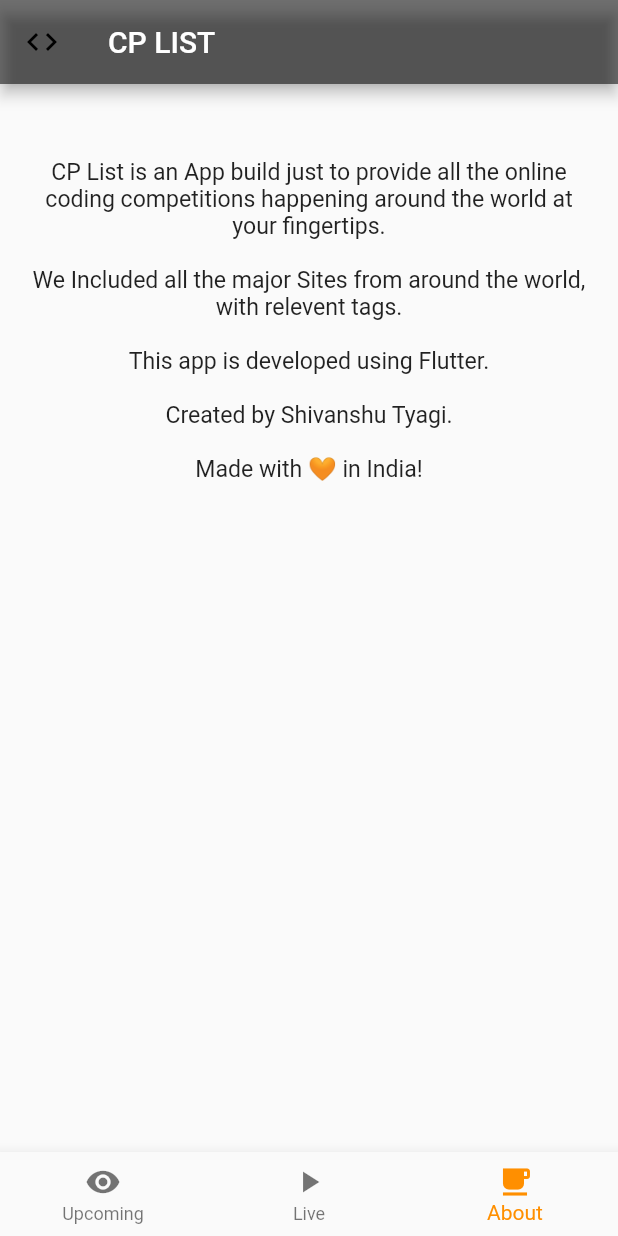
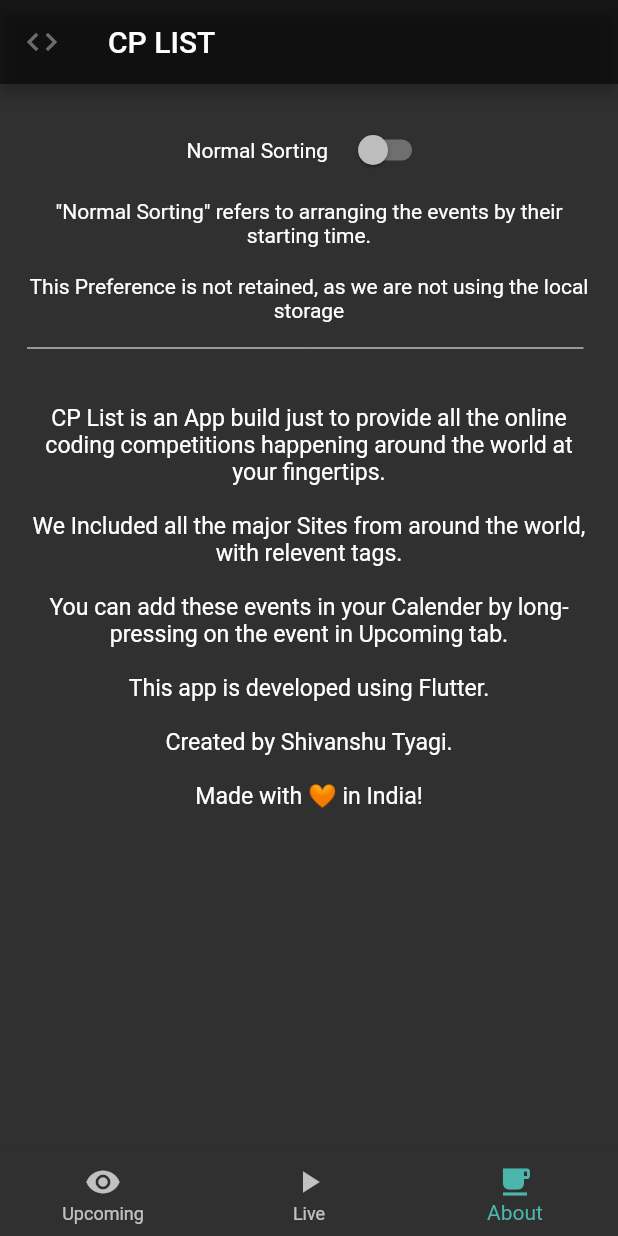
Before and after one commit to spazewalker/cp_list, a Flutter app: the screen it shows after launch, item 3 of the bottom bar chosen, on a phone screen of 412 x 824 dp. Run offline on Flutter 3.47's test engine with Material 2 defaults, Android fonts, the phone set to English and light mode, and no system bars; our stand-ins replace firebase_analytics, firebase_messaging; missing offline and left inert: add_2_calendar; accounts and stored records are empty; network calls fail.

Commit message:
Final version

```diff
--- a/lib/data.dart
+++ b/lib/data.dart
@@ -3,21 +3,8 @@ import 'dart:ui';
 import 'package:flutter/material.dart';
 import 'package:http/http.dart' as http;
 import 'package:url_launcher/url_launcher.dart';
-// import 'package:pull_to_refresh/pull_to_refresh.dart';
+import 'package:add_2_calendar/add_2_calendar.dart';
 
-
-@immutable
-class Message {
-  final String title;
-  final String body;
-
-  const Message({
-    @required this.title,
-    @required this.body,
-  });
-}
-
-String sortMethod = "sites";
 
 class DataLoader {
   String _url =
@@ -77,7 +64,7 @@ class Contest {
       this.end = DateTime.tryParse(jsonMap["end"]);
       this.duration = DateTime.tryParse(jsonMap["duration"]);
     } catch (e) {
-      print(e);
+      // print(e);
     }
     if (DateTime.now().compareTo(this.start) > 0) {
       this.isLive = true;
@@ -90,6 +77,14 @@ class Contest {
       this.color = Colors.brown.shade300;
     else if (this.site == 'hackerearth.com')
       this.color = Colors.indigo.shade300;
+    else if (this.site == 'spoj.com')
+      this.color = Colors.deepOrange.shade100;
+    else if (this.site == 'ctftime.org')
+      this.color = Colors.grey.shade400;
+    else if (this.site == 'e-olymp.com')
+      this.color = Colors.cyan.shade500;
+    else if (this.site == 'projecteuler.net')
+      this.color = Colors.purpleAccent.shade200;
     else if (this.site == 'codeforces.com')
       this.color = Colors.red.shade300;
     else if (this.site == 'codingcompetitions.withgoogle.com') {
@@ -106,6 +101,8 @@ class Contests {
   List<Contest> events;
   List<Contest> liveEvents;
   List<Contest> upcomingEvents;
+  List<Contest> l=[];
+  List<Contest> u=[];
 
   List<Contest> topcoder = [],
       codechef = [],
@@ -113,13 +110,21 @@ class Contests {
       codeforces = [],
       google = [],
       kaggle = [],
-      other = [];
-  List<Contest> topcoderl = [],
+      ctftime = [],
+      spoj = [],
+      eolymp = [],
+      other = [],
+      topcoderl = [],
       codechefl = [],
+      pe = [],
       hackerearthl = [],
       codeforcesl = [],
       googlel = [],
       kagglel = [],
+      ctftimel = [],
+      spojl = [],
+      pel = [],
+      eolympl = [],
       otherl = [];
 
   Contests.fromJson(String jsonStr) {
@@ -129,6 +134,8 @@ class Contests {
     final _objects = _map['objects'];
     for (var i = 0; i < this.meta.total_count; i++) {
       this.events.add(new Contest.fromJson(_objects[i]));
+      if(this.events.last.isLive){this.l.add(this.events.last);}
+      if(!this.events.last.isLive){this.u.add(this.events.last);}
     }
     for (var i = 0; i < meta.total_count; i++) {
       if (events[i].isLive == false) {
@@ -144,6 +151,14 @@ class Contests {
           codeforces.add(events[i]);
         else if (events[i].site == 'Google')
           google.add(events[i]);
+        else if (events[i].site == 'ctftime.org')
+          ctftime.add(events[i]);
+        else if (events[i].site == 'spoj.com')
+          spoj.add(events[i]);
+        else if (events[i].site == 'projecteuler.net')
+          pe.add(events[i]);
+        else if (events[i].site == 'e-olymp.com')
+          eolymp.add(events[i]);
         else
           other.add(events[i]);
       } else {
@@ -159,6 +174,14 @@ class Contests {
           codeforcesl.add(events[i]);
         else if (events[i].site == 'Google')
           googlel.add(events[i]);
+        else if (events[i].site == 'ctftime.org')
+          ctftimel.add(events[i]);
+        else if (events[i].site == 'spoj.com')
+          spojl.add(events[i]);
+        else if (events[i].site == 'projecteuler.net')
+          pel.add(events[i]);
+        else if (events[i].site == 'e-olymp.com')
+          eolympl.add(events[i]);
         else
           otherl.add(events[i]);
       }
@@ -169,6 +192,10 @@ class Contests {
         codechef +
         topcoder +
         kaggle +
+        ctftime+
+        spoj+
+        pe+
+        eolymp+
         other;
     liveEvents = codeforcesl +
         googlel +
@@ -176,28 +203,18 @@ class Contests {
         codechefl +
         topcoderl +
         kagglel +
+        ctftimel+
+        spojl+
+        pel+
+        eolympl+
         otherl;
   }
 }
 
-  // logNotification(Contest contest) async {
-  //   await analytics.logEvent(
-  //     name: 'Notification',
-  //     parameters: <String, dynamic>{
-  //       'Message': 'user wants notification for this',
-  //       'time': contest.start,
-  //       'link' : contest.href,
-  //       'name' : contest.event,
-  //     },
-  //   );
-  // }
-
-// final FirebaseAnalytics analytics;
-
-Card element(Contest contest) {
+Card elementl(Contest contest) {
   return Card(
     elevation: 2.0,
-    color: Colors.white,
+    color: Colors.black45,
     child: OutlineButton(
       onPressed: () async {
         String url = contest.href;
@@ -208,7 +225,59 @@ Card element(Contest contest) {
           throw 'Could not launch $url';
         }
       },
-      // onLongPress: logNotification(contest) ,
+      onLongPress: (){
+        final Event event = Event(
+            title: contest.event,
+            description: 'Coding Compitition added by cp_list app.',
+            location: contest.href,
+            startDate: contest.start,
+            endDate: contest.end,
+          );
+      Add2Calendar.addEvent2Cal(event);
+      } ,
+      child: Column(
+        mainAxisSize: MainAxisSize.min,
+        children: <Widget>[
+          ListTile(
+            contentPadding: EdgeInsets.all(10),
+            leading: Icon(Icons.laptop_mac),
+            title: Text(contest.event,textScaleFactor: 1.1,),
+          ),
+          ListTile(
+            title: Text(getStringtoPrintl(contest)),
+            trailing: Container(
+              decoration: BoxDecoration(
+                  color: contest.color,
+                  borderRadius: BorderRadius.all(Radius.circular(20))),
+              padding: EdgeInsets.all(5),
+              child: Text(
+                contest.site,
+                softWrap: false,
+                style: TextStyle(color: Colors.black),
+                textScaleFactor: 0.8,
+              ),
+            ),
+          ),
+        ],
+      ),
+    ),
+  );
+}
+
+Card element(Contest contest) {
+  return Card(
+    elevation: 2.0,
+    color: Colors.black45,
+    child: OutlineButton(
+      onPressed: () async {
+        String url = contest.href;
+
+        if (await canLaunch(url)) {
+          await launch(url, forceSafariVC: false);
+        } else {
+          throw 'Could not launch $url';
+        }
+      },
       child: Column(
         mainAxisSize: MainAxisSize.min,
         children: <Widget>[
@@ -227,6 +296,7 @@ Card element(Contest contest) {
               child: Text(
                 contest.site,
                 softWrap: false,
+                style: TextStyle(color: Colors.black),
                 textScaleFactor: 0.8,
               ),
             ),
@@ -237,20 +307,30 @@ Card element(Contest contest) {
   );
 }
 
+String getStringtoPrintl(Contest contest) {
+  if (int.parse(timeLeft(contest.end).split(' ')[0]) < 0) {
+    return "Contest Ended";
+  } else
+    return ('Starts at: ' +
+        printTime(contest.start) +
+        '\nStarts in: ' +
+        timeLeft(contest.start));
+}
+
 String getStringtoPrint(Contest contest) {
   if (int.parse(timeLeft(contest.end).split(' ')[0]) < 0) {
     return "Contest Ended";
   } else
     return ('Started at: ' +
         printTime(contest.start) +
-        '\nTime Left: ' +
+        '\nEnds in: ' +
         timeLeft(contest.end));
 }
 
 String timeLeft(DateTime endTime) {
   Duration duration = endTime.difference(DateTime.now());
   if (duration > Duration(hours: 24)) {
-    return duration.inDays.toString() + " days";
+    return duration.inDays.toString() + " days "+(duration.inHours%24).toString() + " hrs";
   } else if (duration > Duration(minutes: 60)) {
     return (duration.inHours).toString() +
         " hr " +
--- a/lib/main.dart
+++ b/lib/main.dart
@@ -6,7 +6,6 @@ import 'package:firebase_analytics/firebase_analytics.dart';
 import 'package:firebase_analytics/observer.dart';
 import 'package:firebase_messaging/firebase_messaging.dart';
 
-
 launch(String url) async {
   if (await canLaunch(url)) {
     await launch(url);
@@ -14,14 +13,13 @@ launch(String url) async {
     throw 'Could not launch $url';
   }
 }
+
 void main() => runApp(Home());
 
 class Home extends StatefulWidget {
-  Home({Key key, this.title, this.analytics, this.observer}) : super(key: key);
-
-  final String title;
-  final FirebaseAnalytics analytics;
-  final FirebaseAnalyticsObserver observer;
+  static FirebaseAnalytics analytics = FirebaseAnalytics();
+  static FirebaseAnalyticsObserver observer =
+      FirebaseAnalyticsObserver(analytics: analytics);
   @override
   _HomeState createState() => _HomeState(analytics, observer);
 }
@@ -35,9 +33,9 @@ class _HomeState extends State<Home> {
 
   Future<void> _logAppUsage() async {
     await analytics.logEvent(
-      name: 'User Logged',
+      name: 'User_Logged',
       parameters: <String, dynamic>{
-        'Message': 'User open the app',
+        'Message': 'User opened the app',
       },
     );
   }
@@ -55,10 +53,12 @@ class _HomeState extends State<Home> {
   Future<Contests> con = DataLoader().getFuture();
   Contests data;
   int _selectedIndex = 1;
+  bool flag = false;
 
   void onItemTapped(int index) {
     setState(() {
       _selectedIndex = index;
+      _logAppPage();
     });
   }
 
@@ -68,6 +68,10 @@ class _HomeState extends State<Home> {
 
   void _onValue(Contests tmp) {
     data = tmp;
+    if (!flag) {
+      showInSnackBar();
+      flag = true;
+    }
     onItemTapped(_selectedIndex);
   }
 
@@ -80,6 +84,7 @@ class _HomeState extends State<Home> {
   @override
   void initState() {
     super.initState();
+    _logAppUsage();
     _firebaseMessaging.configure(
       onMessage: (Map<String, dynamic> message) async {
         print("onMessage: $message");
@@ -104,13 +109,29 @@ class _HomeState extends State<Home> {
         const IosNotificationSettings(sound: true, badge: true, alert: true));
   }
 
+  final GlobalKey<ScaffoldState> _scaffoldKey = new GlobalKey<ScaffoldState>();
+
+  void showInSnackBar() {
+    _scaffoldKey.currentState.showSnackBar(new SnackBar(
+        backgroundColor: Colors.teal[300],
+        elevation: 1.5,
+        behavior: SnackBarBehavior.floating,
+        duration: Duration(seconds: 6),
+        content: new Text(
+            "Long Press any item in Upcoming page to add it to your Calender",
+            style: TextStyle(color: Colors.black,),
+            )));
+  }
+
   @override
   Widget build(BuildContext context) {
     getData(con);
     return MaterialApp(
+      theme: ThemeData.dark(),
       home: Scaffold(
+        key: _scaffoldKey,
         appBar: AppBar(
-          leading: Center(child: Icon(Icons.code, color: Colors.black)),
+          leading: Center(child: Icon(Icons.code, color: Colors.white38)),
           title: Text("CP LIST"),
           backgroundColor: Colors.black54,
         ),
@@ -131,7 +152,7 @@ class _HomeState extends State<Home> {
             ),
           ],
           currentIndex: _selectedIndex,
-          selectedItemColor: Colors.amber[800],
+          selectedItemColor: Colors.teal[300],
           onTap: onItemTapped,
         ),
       ),
@@ -152,45 +173,98 @@ Widget buildPage(Contests contests, int pageId) {
 
 Widget upcomingPage(Contests contests) {
   if (contests != null) {
+    if(isnormal){
       return Scrollbar(
+      child: new ListView.builder(
+        itemCount: contests.u.length,
+        physics: AlwaysScrollableScrollPhysics(),
+        itemBuilder: (context, index) {
+          final count = index;
+          return elementl(contests.u[count]);
+        },
+      ),
+    );
+    }
+    else{return Scrollbar(
       child: new ListView.builder(
         itemCount: contests.upcomingEvents.length,
         physics: AlwaysScrollableScrollPhysics(),
         itemBuilder: (context, index) {
           final count = index;
-          return element(contests.upcomingEvents[count]);
+          return elementl(contests.upcomingEvents[count]);
         },
       ),
-    );
+    );}
   } else
     return Center(child: CircularProgressIndicator());
 }
 
+// Widget livePage(Contests contests) {
+//   if (contests != null) {
+//     return Scrollbar(
+//       child: new ListView.builder(
+//           itemCount: contests.liveEvents.length,
+//           physics: AlwaysScrollableScrollPhysics(),
+//           itemBuilder: (context, index) {
+//             final count = index;
+
+//             return element(contests.liveEvents[count]);
+//           }),
+//     );
+//   } else
+//     return Center(child: CircularProgressIndicator());
+// }
+
 Widget livePage(Contests contests) {
   if (contests != null) {
-    return Scrollbar(
+    if(isnormal){return Scrollbar(
       child: new ListView.builder(
           itemCount: contests.liveEvents.length,
           physics: AlwaysScrollableScrollPhysics(),
           itemBuilder: (context, index) {
             final count = index;
+
+            return element(contests.l[count]);
+          }),
+    );}
+    else
+    {return Scrollbar(
+      child: new ListView.builder(
+          itemCount: contests.liveEvents.length,
+          physics: AlwaysScrollableScrollPhysics(),
+          itemBuilder: (context, index) {
+            final count = index;
+
             return element(contests.liveEvents[count]);
           }),
-    );
+    );}
   } else
     return Center(child: CircularProgressIndicator());
 }
 
+bool isnormal = false;
+
+changed(bool value){
+  isnormal = value;
+}
+
 Widget aboutPage() {
   return Container(
-      padding: EdgeInsets.fromLTRB(18, 50, 18, 0),
+      padding: EdgeInsets.fromLTRB(18, 20, 18, 0),
+      constraints: BoxConstraints(maxHeight: double.infinity),
       child: Column(
           crossAxisAlignment: CrossAxisAlignment.center,
           mainAxisAlignment: MainAxisAlignment.center,
           mainAxisSize: MainAxisSize.min,
           children: [
+            Row(mainAxisAlignment: MainAxisAlignment.center,children: [Text("Normal Sorting"),Container(width: 10),Switch(value: isnormal, onChanged: changed)]),
+            Container(height: 50,child: Center(child: Text("\"Normal Sorting\" refers to arranging the events by their starting time.",textAlign: TextAlign.center,)),),
+            Container(height: 50,child: Center(child: Text("This Preference is not retained, as we are not using the local storage",textAlign: TextAlign.center,)),),
+            Divider(color: Colors.white,endIndent: 5,),
+            Container(constraints: BoxConstraints(maxHeight: 10),),
+            Container(height: 20,),
             Text(
-              "CP List is an App build just to provide all the online coding competitions happening around the world at your fingertips.\n\nWe Included all the major Sites from around the world, with relevent tags.\n\nThis app is developed using Flutter.\n\nCreated by Shivanshu Tyagi.\n\nMade with 🧡 in India!",
+              "CP List is an App build just to provide all the online coding competitions happening around the world at your fingertips.\n\nWe Included all the major Sites from around the world, with relevent tags.\n\nYou can add these events in your Calender by long-pressing on the event in Upcoming tab.\n\nThis app is developed using Flutter.\n\nCreated by Shivanshu Tyagi.\n\nMade with 🧡 in India!",
               textAlign: TextAlign.center,
               softWrap: true,
               textScaleFactor: 1.1,
--- a/pubspec.yaml
+++ b/pubspec.yaml
@@ -27,6 +27,7 @@ dependencies:
   firebase_core: ^0.4.0+9
   firebase_analytics: ^5.0.2
   firebase_messaging: ^6.0.16
+  add_2_calendar: ^1.4.0
 
 dev_dependencies:
   flutter_test:
```
Also changed, not shown: pubspec.lock. Lines whose indentation alone changed are shown as unchanged.
